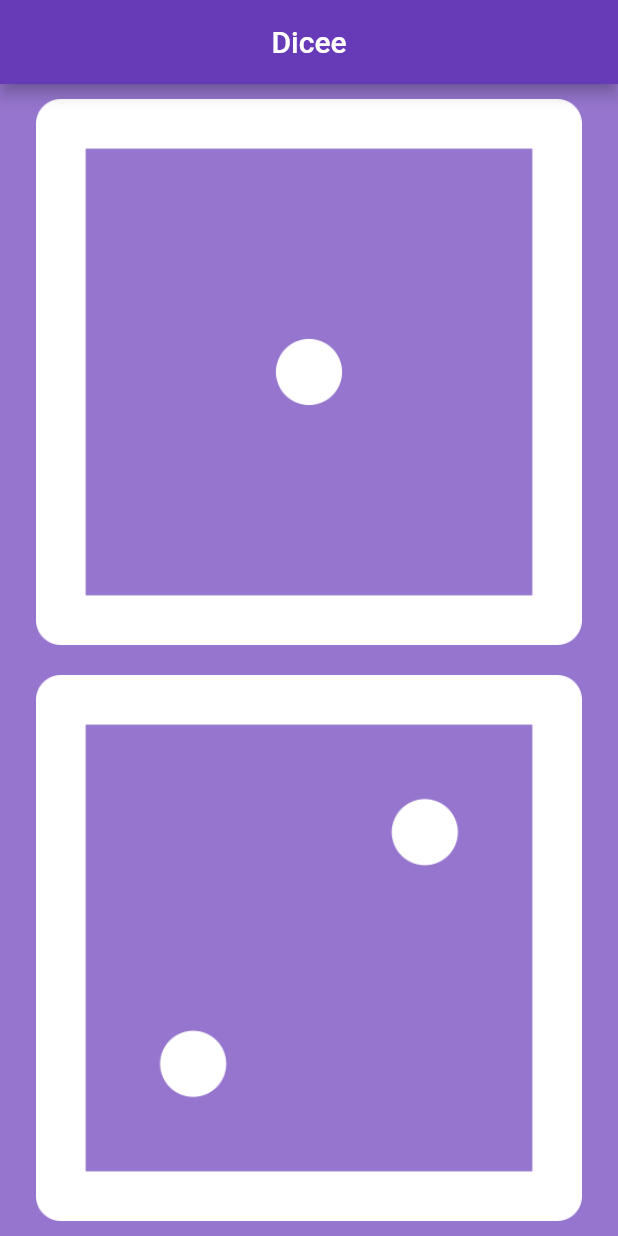
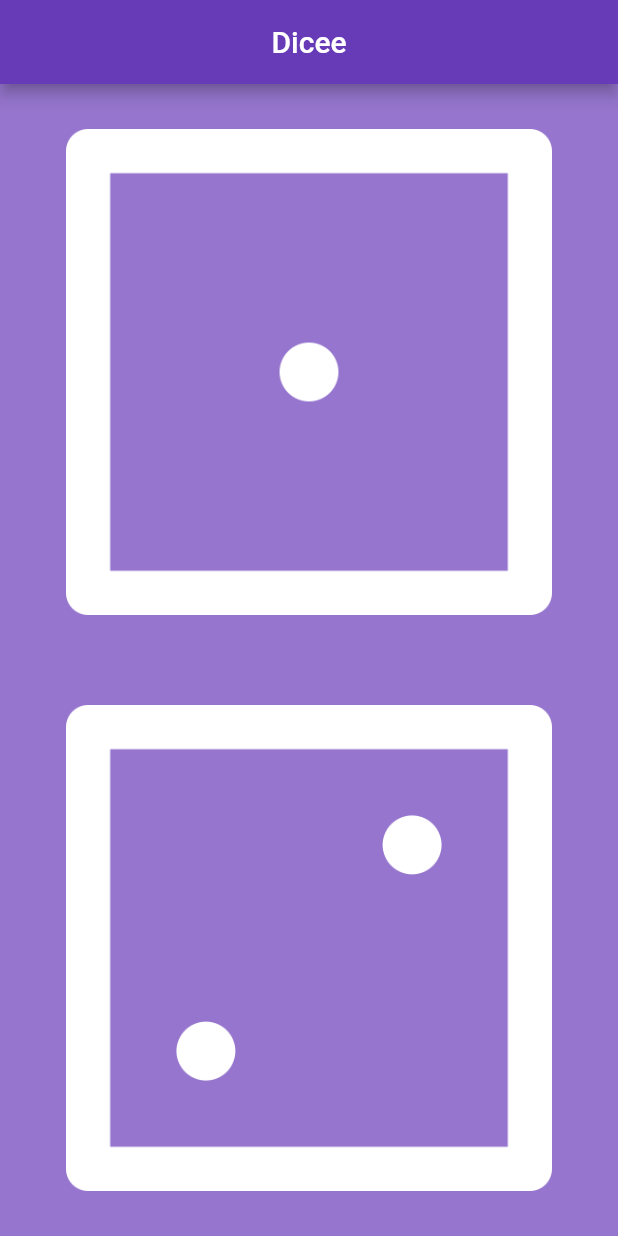
Before and after one commit to zainahmed0597/flutter_dicee, a Flutter app: the screen it shows after launch, on a phone screen of 412 x 824 dp. Run offline on Flutter 3.47's test engine with Material 2 defaults, Android fonts, the phone set to English and light mode, and no system bars.

```diff
--- a/lib/main.dart
+++ b/lib/main.dart
@@ -42,7 +42,7 @@ class _DicePageState extends State<DicePage> {
         children: <Widget>[
           Expanded(
             child: Padding(
-              padding: const EdgeInsets.all(8.0),
+              padding: const EdgeInsets.fromLTRB(8.0, 30.0, 8.0, 30.0),
               child: FlatButton(
                   onPressed: () {
                     changeDiceeFace();
@@ -52,7 +52,7 @@ class _DicePageState extends State<DicePage> {
           ),
           Expanded(
             child: Padding(
-              padding: const EdgeInsets.all(8.0),
+              padding: const EdgeInsets.fromLTRB(8.0, 30.0, 8.0, 30.0),
               child: FlatButton(
                   onPressed: () {
                     changeDiceeFace();
```
